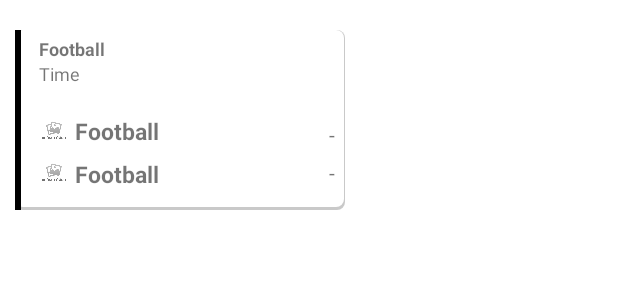
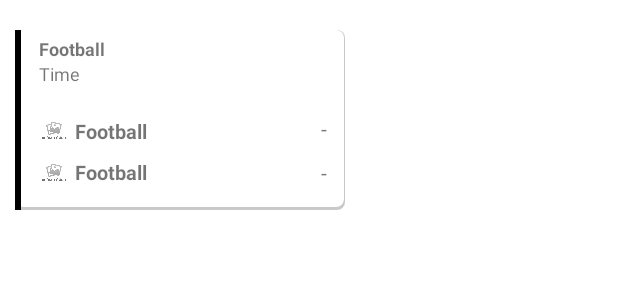
Before and after one commit to leesuby/FootballNews, an Android app built with Jetpack Compose: the layout custom_homematch.xml on its own in the app's theme, with its tools: preview values and no code run, on a phone screen of 412 x 824 dp. Shown: the top 300 px of the screen. Run offline under Robolectric (Android 15) with nearby library versions, the phone set to English and light mode, and no system bars.

Commit message:
fix logo app and some layout

```diff
--- a/app/src/main/res/layout/custom_homematch.xml
+++ b/app/src/main/res/layout/custom_homematch.xml
@@ -66,7 +66,7 @@
         android:layout_height="wrap_content"
         android:layout_marginStart="4dp"
         android:text="@string/app_name"
-        android:textSize="15sp"
+        android:textSize="13sp"
         android:textStyle="bold"
         app:layout_constraintBottom_toBottomOf="parent"
         app:layout_constraintStart_toEndOf="@+id/img_matchteam1Home"
@@ -80,7 +80,7 @@
         android:layout_height="wrap_content"
         android:layout_marginStart="4dp"
         android:text="@string/app_name"
-        android:textSize="15sp"
+        android:textSize="13sp"
         android:textStyle="bold"
         app:layout_constraintBottom_toBottomOf="parent"
         app:layout_constraintStart_toEndOf="@+id/img_matchteam1Home"
@@ -92,12 +92,12 @@
         android:layout_width="wrap_content"
         android:layout_height="wrap_content"
         android:layout_marginStart="96dp"
-        android:layout_marginTop="60dp"
+        android:layout_marginTop="56dp"
         android:text="-"
         android:textSize="14sp"
         app:layout_constraintEnd_toEndOf="parent"
-        app:layout_constraintHorizontal_bias="0.714"
-        app:layout_constraintStart_toEndOf="@+id/tv_nameteam1Home"
+        app:layout_constraintHorizontal_bias="0.9"
+        app:layout_constraintStart_toStartOf="parent"
         app:layout_constraintTop_toTopOf="parent" />
 
     <TextView
@@ -110,10 +110,10 @@
         android:textSize="14sp"
         app:layout_constraintBottom_toBottomOf="parent"
         app:layout_constraintEnd_toEndOf="parent"
-        app:layout_constraintHorizontal_bias="0.714"
-        app:layout_constraintStart_toEndOf="@+id/tv_nameteam1Home"
+        app:layout_constraintHorizontal_bias="0.9"
+        app:layout_constraintStart_toStartOf="parent"
         app:layout_constraintTop_toBottomOf="@+id/tv_scoreteam1Home"
-        app:layout_constraintVertical_bias="0.111" />
+        app:layout_constraintVertical_bias="0.272" />
 
 
 </androidx.constraintlayout.widget.ConstraintLayout>
```
Also changed, not shown: app/src/main/AndroidManifest.xml (+4 -3 lines).
